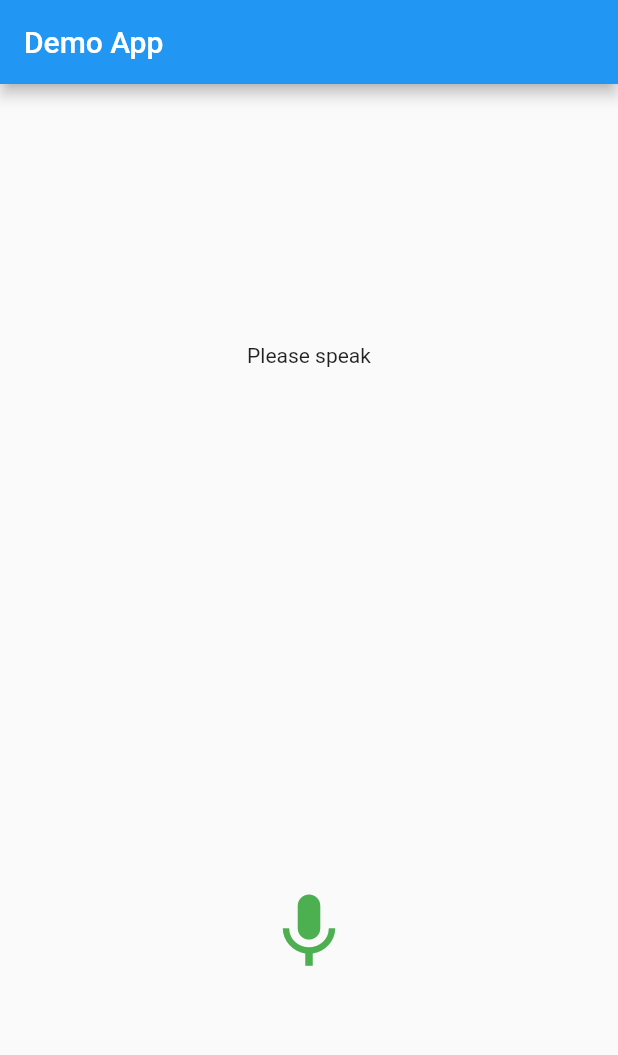
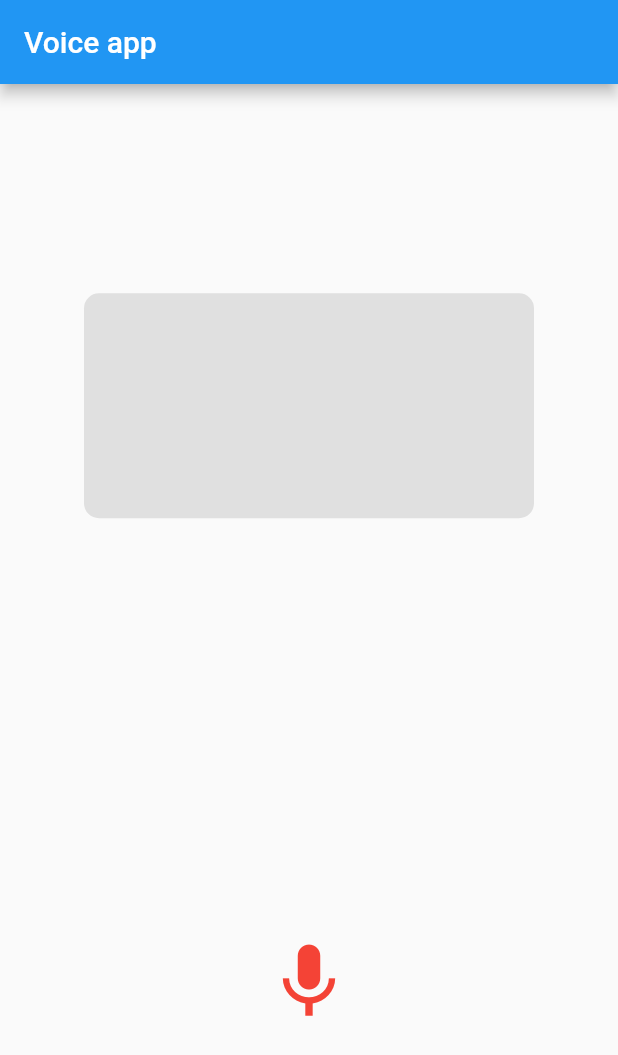
Before and after one commit to Prodevking1/vocalia, a Flutter app: the screen it shows after launch, on a phone screen of 412 x 824 dp. Shown: the top 1055 px of the screen. Run offline on Flutter 3.47's test engine with Material 2 defaults, Android fonts, the phone set to English and light mode, and no system bars; our stand-ins replace speech_to_text; missing offline and left inert: chat_gpt_sdk.

```diff
--- a/lib/main.dart
+++ b/lib/main.dart
@@ -1,5 +1,6 @@
 import 'package:flutter/material.dart';
 import 'package:speech_to_text/speech_to_text.dart' as stt;
+import 'package:voice_app/services/openai.dart';
 
 void main() {
   runApp(EntryApp());
@@ -15,12 +16,15 @@ class EntryApp extends StatefulWidget {
 class _EntryAppState extends State<EntryApp> {
   stt.SpeechToText speech = stt.SpeechToText();
   bool isListening = false;
-  String finalText = '';
+  String recognizedWords = '';
+
+  OpenAiService openAiService = OpenAiService();
 
   @override
   void initState() {
+    speech.initialize();
+    openAiService.init();
     super.initState();
-    speech.initialize();
   }
 
   @override
@@ -28,30 +32,42 @@ class _EntryAppState extends State<EntryApp> {
     return MaterialApp(
       home: Scaffold(
           appBar: AppBar(
-            title: Text('Demo App'),
+            title: Text('Voice app'),
           ),
           body: Center(
             child: Column(
               mainAxisAlignment: MainAxisAlignment.spaceAround,
               children: [
-                finalText.isEmpty ? Text('Please speak') : Text(finalText),
+                Container(
+                    decoration: BoxDecoration(
+                      borderRadius: BorderRadius.circular(10),
+                      color: Colors.grey[300],
+                    ),
+                    width: 300,
+                    height: 150,
+                    child: Center(
+                      child: Text(
+                        (recognizedWords != '') ? recognizedWords : '',
+                        style: TextStyle(fontSize: 20),
+                      ),
+                    )),
                 GestureDetector(
                   onTap: () {
                     setState(() {
                       isListening = true;
                     });
-
                     speech.listen(onResult: (result) {
-                      print(result.recognizedWords);
-                      finalText = result.recognizedWords;
                       setState(() {
                         isListening = false;
                       });
+                      recognizedWords = result.recognizedWords;
+                      print(result.recognizedWords);
+                      openAiService.sendPrompt(recognizedWords);
                     });
                   },
-                  child: isListening
-                      ? Center()
-                      : Icon(Icons.mic, size: 60, color: Colors.green),
+                  child: !isListening
+                      ? Icon(Icons.mic, size: 60, color: Colors.red)
+                      : Center(),
                 )
               ],
             ),
--- /dev/null
+++ b/lib/utils/const.dart
@@ -0,0 +1,2 @@
+const String openAiKey = "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";
+const String openAiOrganization = "org-O992YCA9dsZ273lyAl9kr9a5";
--- a/pubspec.yaml
+++ b/pubspec.yaml
@@ -36,6 +36,8 @@ dependencies:
   # Use with the CupertinoIcons class for iOS style icons.
   cupertino_icons: ^1.0.2
   speech_to_text: ^6.1.1
+  chat_gpt_sdk: ^2.2.2
+  flutter_sound: ^9.2.13
 
 dev_dependencies:
   flutter_test:
```
Also changed, not shown: lib/services/openai.dart (added, +35 -0 lines), pubspec.lock, 1 other file.
